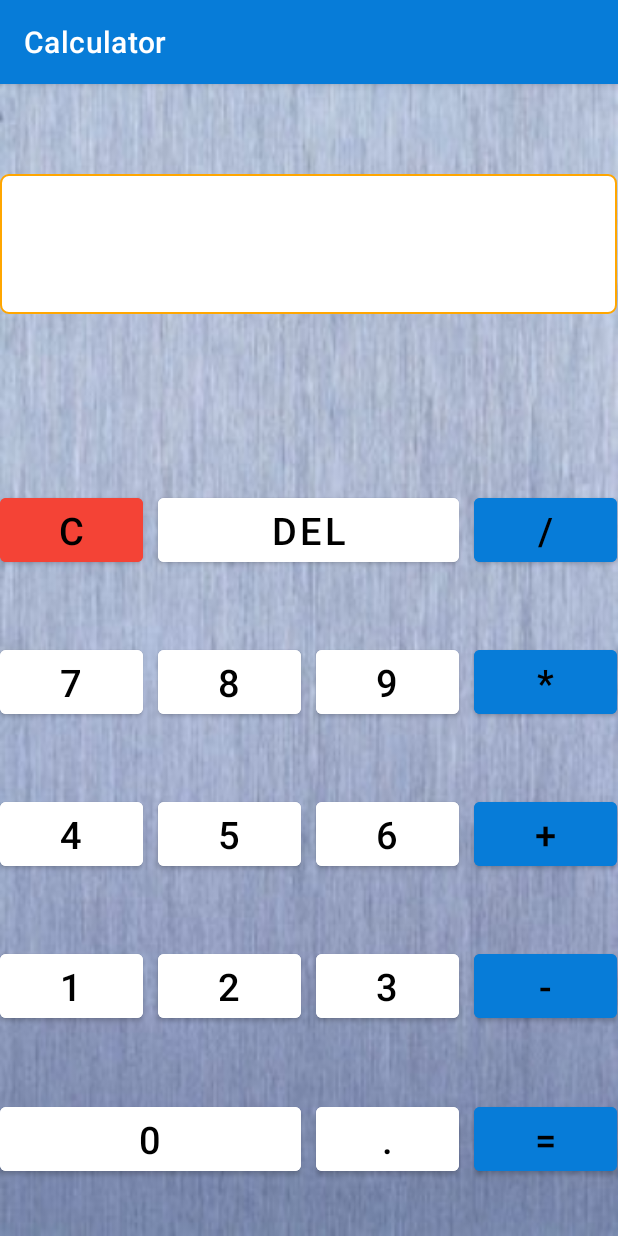
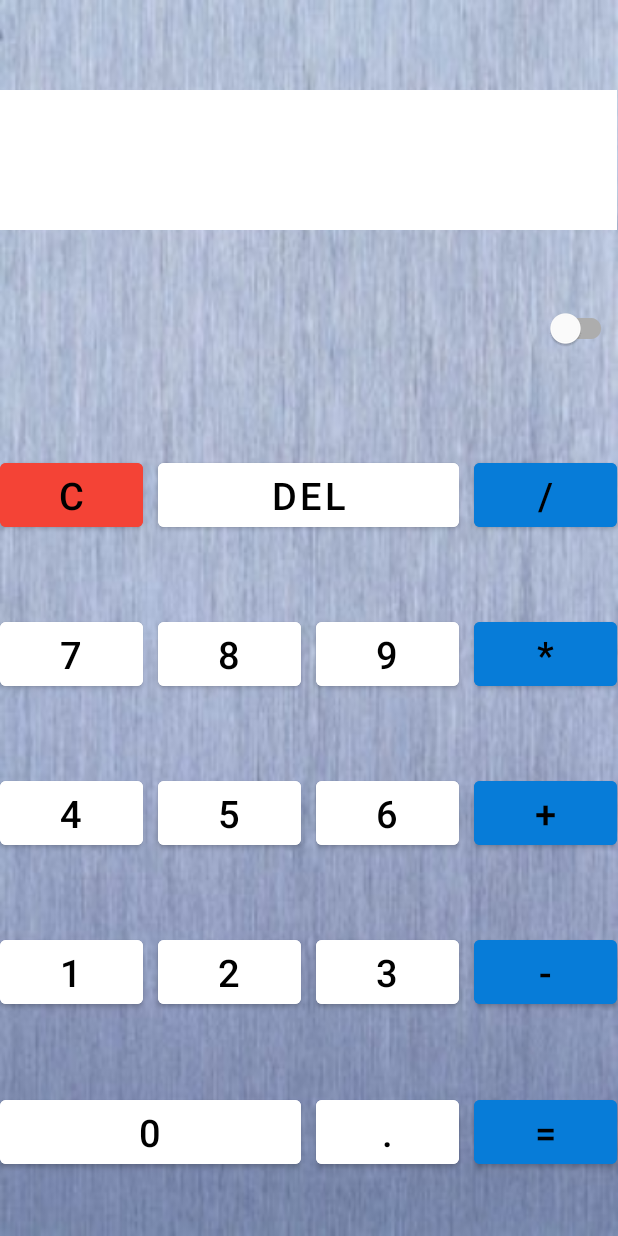
Before and after one commit to larinss/Calculator, an Android app: the screen it shows after launch (MainActivity), on a phone screen of 412 x 824 dp. Run offline under Robolectric (Android 15) with nearby library versions, the phone set to English and light mode, and no system bars.

Commit message:
Changed dark and light theme. Added SwitchMaterial to switch between themes.

```diff
--- a/app/src/main/AndroidManifest.xml
+++ b/app/src/main/AndroidManifest.xml
@@ -8,7 +8,7 @@
         android:label="@string/app_name"
         android:roundIcon="@mipmap/ic_launcher_round"
         android:supportsRtl="true"
-        android:theme="@style/Theme.Calculator">
+        android:theme="@style/Theme.CalculatorLight">
         <activity
             android:name=".MainActivity"
             android:exported="true">
--- a/app/src/main/java/ru/gb/course1/calculator/MainActivity.java
+++ b/app/src/main/java/ru/gb/course1/calculator/MainActivity.java
@@ -2,11 +2,16 @@ package ru.gb.course1.calculator;
 
 import androidx.annotation.NonNull;
 import androidx.appcompat.app.AppCompatActivity;
+import androidx.appcompat.app.AppCompatDelegate;
+import androidx.appcompat.widget.SwitchCompat;
 
 import android.os.Bundle;
 import android.widget.Button;
+import android.widget.CompoundButton;
 import android.widget.TextView;
 import android.widget.Toast;
+
+import com.google.android.material.switchmaterial.SwitchMaterial;
 
 public class MainActivity extends AppCompatActivity {
 
@@ -19,12 +24,18 @@ public class MainActivity extends AppCompatActivity {
     private static final String SYMBOL_OPERATION_KEY = "symbolOperation";
 
     TextView calculatorScreenTextView;
+    SwitchMaterial switchThemeButton;
     Button cleanButton, deleteButton, divideButton, digitZeroButton, digitOneButton, digitTwoButton,
             digitThreeButton, digitFourButton, digitFiveButton, digitSixButton, digitSevenButton,
             digitEightButton, digitNineButton, multiplyButton, addButton, minusButton, pointButton, equalButton;
 
     @Override
     protected void onCreate(Bundle savedInstanceState) {
+
+        if (AppCompatDelegate.getDefaultNightMode() == AppCompatDelegate.MODE_NIGHT_YES)
+            setTheme(R.style.Theme_CalculatorDark);
+        else setTheme(R.style.Theme_CalculatorLight);
+
         super.onCreate(savedInstanceState);
         setContentView(R.layout.activity_main);
 
@@ -64,6 +75,14 @@ public class MainActivity extends AppCompatActivity {
         deleteButton = findViewById(R.id.delete_button);
         equalButton = findViewById(R.id.equal_button);
         cleanButton = findViewById(R.id.clean_button);
+
+        switchThemeButton = findViewById(R.id.switch_theme_button);
+
+        switchThemeButton.setOnCheckedChangeListener((compoundButton, isChecked) -> {
+            if (isChecked) AppCompatDelegate.setDefaultNightMode(AppCompatDelegate.MODE_NIGHT_YES);
+            else AppCompatDelegate.setDefaultNightMode(AppCompatDelegate.MODE_NIGHT_NO);
+
+        });
 
 
         digitZeroButton.setOnClickListener(view -> {
--- a/app/src/main/res/layout-land/activity_main.xml
+++ b/app/src/main/res/layout-land/activity_main.xml
@@ -3,7 +3,7 @@
     xmlns:tools="http://schemas.android.com/tools"
     android:layout_width="match_parent"
     android:layout_height="match_parent"
-    android:background="@drawable/metal_texture"
+    android:background="?attr/background_color_main"
     android:stretchColumns="0,1,2,3,4"
     tools:context=".MainActivity">
 
@@ -13,12 +13,19 @@
             android:id="@+id/calculator_screen_text_view"
             android:layout_width="match_parent"
             android:layout_span="5"
-            android:background="@drawable/white"
+            android:background="?attr/background_text_view"
             android:gravity="bottom|end"
             android:singleLine="true"
+            android:textColor="?attr/text_color_text_view"
             android:textSize="@dimen/calc_text_size_text_view_land" />
     </TableRow>
 
+    <TableRow>
+
+        <com.google.android.material.switchmaterial.SwitchMaterial
+            android:id="@+id/switch_theme_button"
+            android:layout_column="4" />
+    </TableRow>
 
     <TableRow android:layout_marginTop="@dimen/margin_top_main_activity_table_row2_land">
 
@@ -83,7 +90,6 @@
             android:layout_marginStart="@dimen/margin_start_button_land"
             android:layout_span="2"
             android:text="@string/delete_button_title" />
-
     </TableRow>
 
     <TableRow android:layout_marginTop="@dimen/margin_top_between_rows_of_buttons_land">
@@ -116,7 +122,6 @@
             style="@style/BlueButtonsLand"
             android:layout_marginStart="@dimen/margin_start_button_land"
             android:text="@string/divide_button_title" />
-
     </TableRow>
 
 
@@ -140,7 +145,6 @@
             android:layout_marginStart="@dimen/margin_start_button_land"
             android:layout_span="2"
             android:text="@string/equal_button_title" />
-
     </TableRow>
 
 
--- a/app/src/main/res/layout/activity_main.xml
+++ b/app/src/main/res/layout/activity_main.xml
@@ -3,7 +3,7 @@
     xmlns:tools="http://schemas.android.com/tools"
     android:layout_width="match_parent"
     android:layout_height="match_parent"
-    android:background="@drawable/metal_texture"
+    android:background="?attr/background_color_main"
     android:stretchColumns="0,1,2,3"
     tools:context=".MainActivity">
 
@@ -14,11 +14,18 @@
         <TextView
             android:id="@+id/calculator_screen_text_view"
             android:layout_span="4"
-            android:background="@drawable/white"
+            android:background="?attr/background_text_view"
             android:gravity="bottom|end"
             android:singleLine="true"
+            android:textColor="?attr/text_color_text_view"
             android:textSize="@dimen/calc_text_size_text_view" />
+    </TableRow>
 
+    <TableRow>
+
+        <com.google.android.material.switchmaterial.SwitchMaterial
+            android:id="@+id/switch_theme_button"
+            android:layout_column="3" />
     </TableRow>
 
     <TableRow
@@ -42,7 +49,6 @@
             style="@style/BlueButtons"
             android:layout_marginStart="@dimen/margin_start_button"
             android:text="@string/divide_button_title" />
-
     </TableRow>
 
     <TableRow
@@ -71,7 +77,6 @@
             style="@style/BlueButtons"
             android:layout_marginStart="@dimen/margin_start_button"
             android:text="@string/multiply_button_title" />
-
     </TableRow>
 
     <TableRow
@@ -100,7 +105,6 @@
             style="@style/BlueButtons"
             android:layout_marginStart="@dimen/margin_start_button"
             android:text="@string/add_button_title" />
-
     </TableRow>
 
     <TableRow
@@ -128,10 +132,7 @@
             android:id="@+id/minus_button"
             style="@style/BlueButtons"
             android:layout_marginStart="@dimen/margin_start_button"
-            android:text="@string/minus_button_title"
-
-            />
-
+            android:text="@string/minus_button_title" />
     </TableRow>
 
 
@@ -156,7 +157,6 @@
             style="@style/BlueButtons"
             android:layout_marginStart="@dimen/margin_start_button"
             android:text="@string/equal_button_title" />
-
     </TableRow>
 
 </TableLayout>
--- a/app/src/main/res/values-night/themes.xml
+++ b/app/src/main/res/values-night/themes.xml
@@ -1,16 +1,20 @@
 <resources xmlns:tools="http://schemas.android.com/tools">
     <!-- Base application theme. -->
-    <style name="Theme.Calculator" parent="Theme.MaterialComponents.DayNight.DarkActionBar">
+    <style name="Theme.CalculatorDark" parent="Theme.MaterialComponents.DayNight.NoActionBar">
         <!-- Primary brand color. -->
         <item name="colorPrimary">@color/purple_200</item>
-        <item name="colorPrimaryVariant">@color/purple_700</item>
+        <item name="colorPrimaryVariant">@color/black</item>
         <item name="colorOnPrimary">@color/black</item>
         <!-- Secondary brand color. -->
-        <item name="colorSecondary">@color/teal_200</item>
+        <item name="colorSecondary">@color/blue</item>
         <item name="colorSecondaryVariant">@color/teal_200</item>
         <item name="colorOnSecondary">@color/black</item>
         <!-- Status bar color. -->
         <item name="android:statusBarColor" tools:targetApi="l">?attr/colorPrimaryVariant</item>
         <!-- Customize your theme here. -->
+        <item name="background_color_main">@color/black</item>
+        <item name="text_color_text_view">@color/black</item>
+        <item name="background_text_view">@color/grey</item>
+        <item name="background_white_button">@color/grey</item>
     </style>
 </resources>
--- /dev/null
+++ b/app/src/main/res/values/attr.xml
@@ -0,0 +1,10 @@
+<?xml version="1.0" encoding="utf-8"?>
+<resources>
+    <declare-styleable name="dark_theme">
+        <attr name="background_color_main" format="reference" />
+        <attr name="text_color_text_view" format="color" />
+        <attr name="background_text_view" format="color" />
+        <attr name="background_white_button" format="color" />
+    </declare-styleable>
+
+</resources>
--- a/app/src/main/res/values/colors.xml
+++ b/app/src/main/res/values/colors.xml
@@ -8,6 +8,8 @@
     <color name="black">#FF000000</color>
     <color name="white">#FFFFFFFF</color>
     <color name="blue">#077CD8</color>
+    <color name="dark_blue">#1C5A8A</color>
     <color name="orange">#F44336</color>
     <color name="green">#4CAF50</color>
-    </resources>
+    <color name="grey">#B8B2B2</color>
+</resources>
--- a/app/src/main/res/values/dimens.xml
+++ b/app/src/main/res/values/dimens.xml
@@ -1,7 +1,7 @@
 <?xml version="1.0" encoding="utf-8"?>
 <resources>
     <dimen name="margin_top_main_activity_table_row1">60dp</dimen>
-    <dimen name="margin_top_main_activity_table_row2">80dp</dimen>
+    <dimen name="margin_top_main_activity_table_row2">60dp</dimen>
 
     <dimen name="margin_top_between_rows_of_buttons">10dp</dimen>
     <dimen name="margin_top_between_rows_of_buttons_land">5dp</dimen>
--- a/app/src/main/res/values/styles.xml
+++ b/app/src/main/res/values/styles.xml
@@ -2,7 +2,7 @@
 <resources>
 
     <style name="WhiteButtons">
-        <item name="android:backgroundTint">@color/white</item>
+        <item name="android:backgroundTint">?attr/background_white_button</item>
         <item name="android:gravity">center</item>
         <item name="android:textColor">@color/black</item>
         <item name="android:textSize">@dimen/text_size_button</item>
@@ -23,7 +23,7 @@
     </style>
 
     <style name="WhiteButtonsLand">
-        <item name="android:backgroundTint">@color/white</item>
+        <item name="android:backgroundTint">?attr/background_white_button</item>
         <item name="android:gravity">center</item>
         <item name="android:textColor">@color/black</item>
         <item name="android:textSize">@dimen/text_size_button_land</item>
--- a/app/src/main/res/values/themes.xml
+++ b/app/src/main/res/values/themes.xml
@@ -1,16 +1,20 @@
 <resources xmlns:tools="http://schemas.android.com/tools">
     <!-- Base application theme. -->
-    <style name="Theme.Calculator" parent="Theme.MaterialComponents.DayNight.DarkActionBar">
+    <style name="Theme.CalculatorLight" parent="Theme.MaterialComponents.DayNight.NoActionBar">
         <!-- Primary brand color. -->
         <item name="colorPrimary">@color/blue</item>
-        <item name="colorPrimaryVariant">@color/black</item>
+        <item name="colorPrimaryVariant">@color/blue</item>
         <item name="colorOnPrimary">@color/white</item>
         <!-- Secondary brand color. -->
-        <item name="colorSecondary">@color/teal_200</item>
+        <item name="colorSecondary">@color/blue</item>
         <item name="colorSecondaryVariant">@color/teal_700</item>
         <item name="colorOnSecondary">@color/black</item>
         <!-- Status bar color. -->
         <item name="android:statusBarColor" tools:targetApi="l">?attr/colorPrimaryVariant</item>
         <!-- Customize your theme here. -->
+        <item name="background_color_main">@drawable/metal_texture</item>
+        <item name="text_color_text_view">@color/black</item>
+        <item name="background_text_view">@color/white</item>
+        <item name="background_white_button">@color/white</item>
     </style>
 </resources>
```
